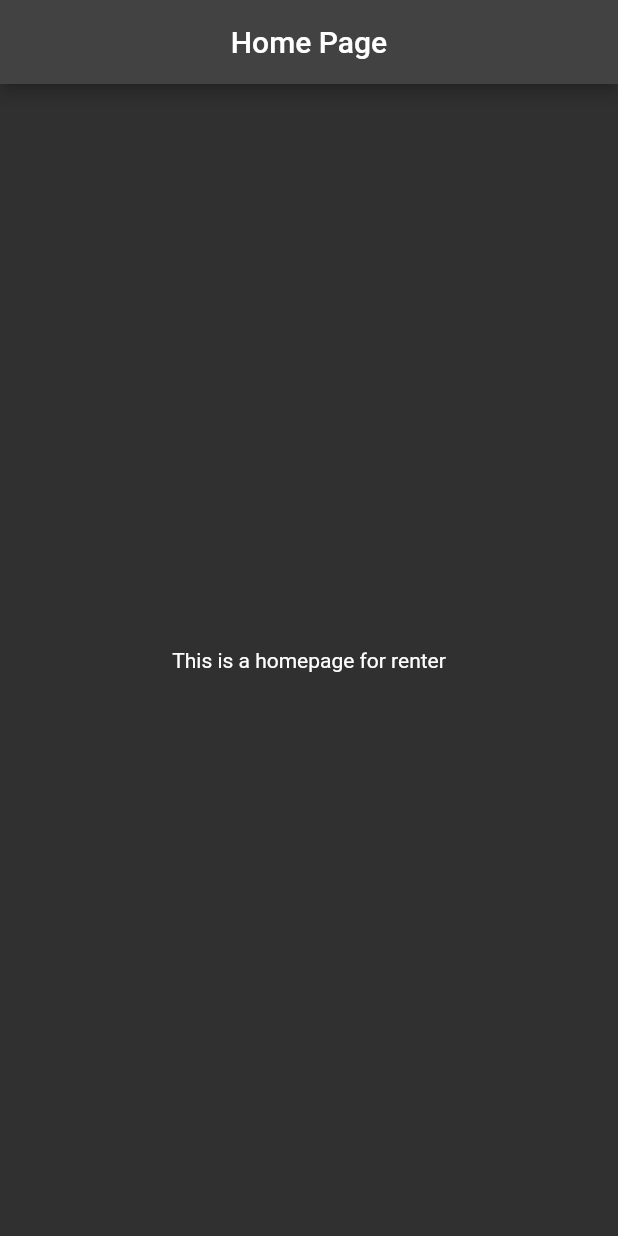
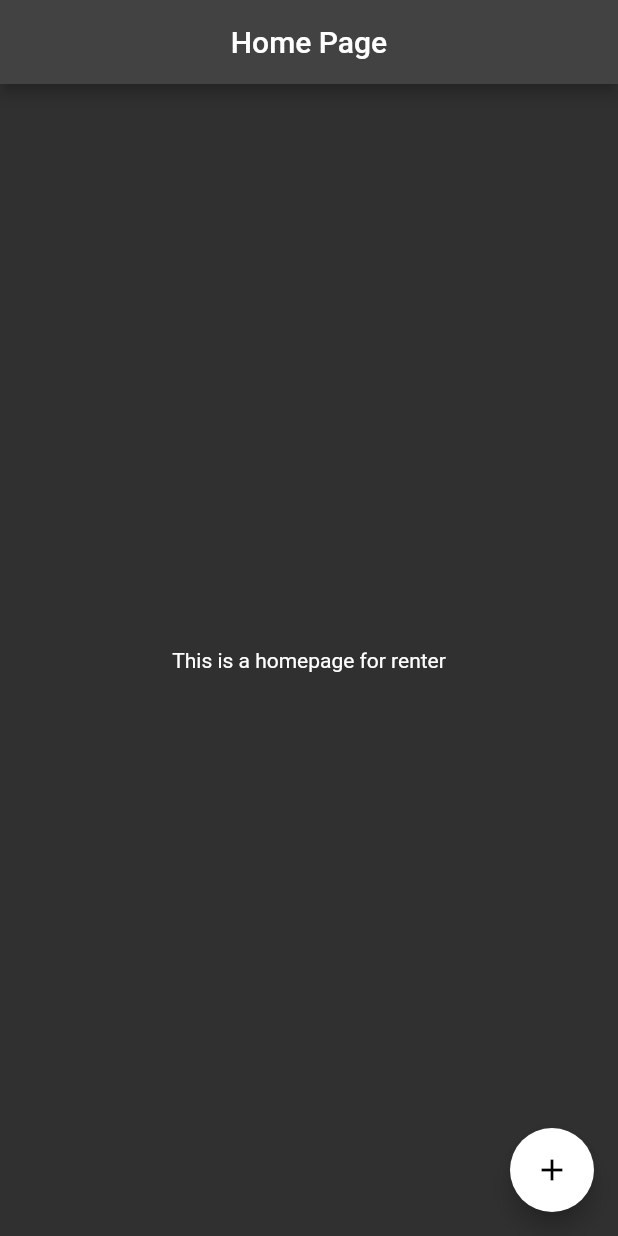
Before and after one commit to praveen1082/rentapp, a Flutter app: the HomePage screen opened directly with empty values, on a phone screen of 412 x 824 dp. Run offline on Flutter 3.47's test engine with Material 2 defaults, Android fonts, the phone set to English and light mode, and no system bars; our stand-ins replace dio.

Commit message:
Working on homepage

```diff
--- a/lib/homepage.dart
+++ b/lib/homepage.dart
@@ -23,6 +23,12 @@ class _HomePageState extends State<HomePage> {
         child: owner
             ? Text("This is a homepage for owner")
             : Text("This is a homepage for renter"),
-        ));
+      ),
+      floatingActionButton: FloatingActionButton(
+        onPressed: () {},
+        child: Icon(Icons.add),
+        backgroundColor: Colors.white,
+      ),
+    );
   }
 }
```
Lines whose indentation alone changed are shown as unchanged.
